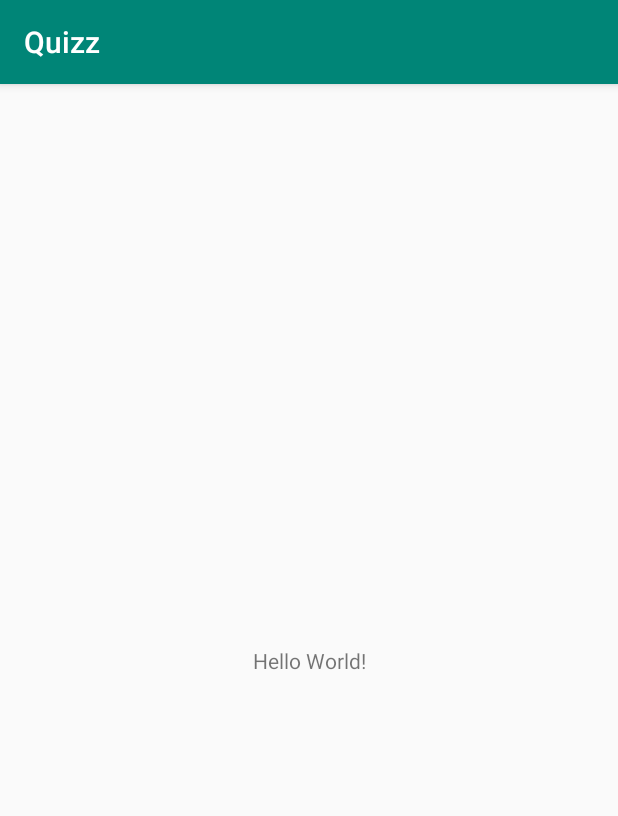
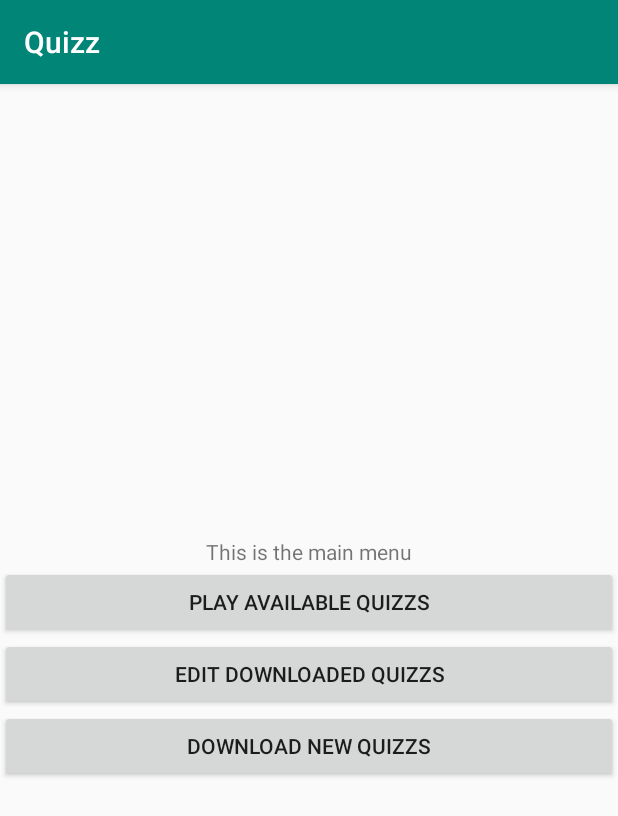
Before and after one commit to ElwinghL/SAMP_Project, an Android app: the screen it shows after launch (MainActivity before the commit, MainMenu after it), on a phone screen of 412 x 824 dp. Shown: the top 816 px of the screen. Run offline under Robolectric (Android 15) with nearby library versions, the phone set to English and light mode, and no system bars.

Commit message:
Dépot des fichiers de base

```diff
--- a/Quizz/app/build.gradle
+++ b/Quizz/app/build.gradle
@@ -8,7 +8,7 @@ android {
     compileSdkVersion 29
     buildToolsVersion "29.0.2"
     defaultConfig {
-        applicationId "fr.perso.iiens.net.quizz"
+        applicationId "fr.perso.iiens.net.quizzs"
         minSdkVersion 19
         targetSdkVersion 29
         versionCode 1
--- a/Quizz/app/src/main/AndroidManifest.xml
+++ b/Quizz/app/src/main/AndroidManifest.xml
@@ -2,6 +2,8 @@
 <manifest xmlns:android="http://schemas.android.com/apk/res/android"
     package="fr.perso.iiens.net.quizz">
 
+    <uses-permission android:name="android.permission.INTERNET" />
+    <uses-permission android:name="android.permission.ACCESS_NETWORK_STATE" />
     <application
         android:allowBackup="true"
         android:icon="@mipmap/ic_launcher"
@@ -9,7 +11,7 @@
         android:roundIcon="@mipmap/ic_launcher_round"
         android:supportsRtl="true"
         android:theme="@style/AppTheme">
-        <activity android:name=".MainActivity">
+        <activity android:name=".MainMenu">
             <intent-filter>
                 <action android:name="android.intent.action.MAIN" />
 
--- /dev/null
+++ b/Quizz/app/src/main/java/fr/perso/iiens/net/quizz/DownloadTask.kt
@@ -0,0 +1,103 @@
+package fr.perso.iiens.net.quizz
+
+import android.os.AsyncTask
+import android.util.Log
+import org.w3c.dom.Document
+import org.w3c.dom.Element
+import org.w3c.dom.Node
+import org.w3c.dom.NodeList
+import java.io.BufferedReader
+import java.io.InputStream
+import java.lang.Exception
+import java.net.HttpURLConnection
+import java.net.URL
+import javax.xml.parsers.DocumentBuilder
+import javax.xml.parsers.DocumentBuilderFactory
+
+class DownloadTask(var mainMenu: MainMenu) {
+    var downloadTaskBG = DownloadTaskBG()
+    var quizzs = ArrayList<Quizz>()
+
+    fun execute() {
+        downloadTaskBG.execute()
+    }
+
+    inner class DownloadTaskBG : AsyncTask<Void, Void, Quizzs>() {
+
+
+        fun getPage(addressURL: String) {
+            val bufferedReader: BufferedReader? = null
+            var urlConnection: HttpURLConnection? = null
+
+            try {
+                val url: URL = URL(addressURL)
+                urlConnection = url.openConnection() as HttpURLConnection
+                val responseCode: Int = urlConnection.responseCode
+
+                if (responseCode == HttpURLConnection.HTTP_OK) {
+                    val inputStream: InputStream = urlConnection.inputStream
+
+                    val dbf: DocumentBuilderFactory = DocumentBuilderFactory.newInstance()
+                    val db: DocumentBuilder = dbf.newDocumentBuilder()
+                    val doc: Document = db.parse(inputStream)
+
+                    doc.documentElement.normalize()
+
+                    val xmlQuizzs: Element = doc.getElementsByTagName("Quizzs").item(0) as Element
+                    val xmlQuizz = xmlQuizzs.getElementsByTagName("Quizz")
+
+                    for (iQuizz in 0..xmlQuizz.length) {
+                        val xmlQuizzElt = xmlQuizz.item(iQuizz) as Element
+                        val quizzName = xmlQuizzElt.getAttribute("type")
+                        val xmlQuestions = xmlQuizzElt.getElementsByTagName("Question")
+
+                        val questions = ArrayList<Question>()
+                        for (iQuestion in 0..xmlQuestions.length) {
+                            val xmlQuestionElt = xmlQuestions.item(iQuestion) as Element
+                            val question = xmlQuestionElt.firstChild.nodeValue
+                            val truth =
+                                (xmlQuestionElt.getElementsByTagName("Reponse").item(0) as Element).getAttribute(
+                                    "valeur"
+                                ).toInt()
+                            val xmlAnswerElt =
+                                xmlQuestionElt.getElementsByTagName("Propositions").item(0) as Element
+                            val answers = ArrayList<String>()
+
+                            val xmlAnswers = xmlAnswerElt.getElementsByTagName("Proposition")
+                            for (iAnswer in 0..xmlAnswers.length) {
+                                answers.add(xmlAnswers.item(iAnswer).firstChild.nodeValue)
+                            }
+                            val jQuest = Question(question, answers, truth)
+                            questions.add(jQuest)
+                        }
+                        val jQuizz = Quizz(quizzName, questions)
+                        quizzs.add(jQuizz)
+                    }
+                }
+
+            } catch (e: Exception) {
+                //e.printStackTrace()
+            } finally {
+                if (bufferedReader != null) {
+                    bufferedReader.close()
+                } else {
+                    // Nothing
+                }
+
+                urlConnection?.disconnect()
+            }
+            return
+        }
+
+        override fun doInBackground(vararg params: Void): Quizzs {
+            getPage("https://dept-info.univ-fcomte.fr/joomla/images/CR0700/Quizzs.xml")
+            Log.d("Test2",quizzs.size.toString())
+            return Quizzs(quizzs)
+        }
+
+        override fun onPostExecute(quizzs: Quizzs) {
+            Log.d("Test2",quizzs.getQuizzs.size.toString())
+            mainMenu.printQuizzs(quizzs)
+        }
+    }
+}
--- a/Quizz/app/src/main/java/fr/perso/iiens/net/quizz/MainActivity.kt
+++ /dev/null
@@ -1,12 +0,0 @@
-package fr.perso.iiens.net.quizz
-
-import androidx.appcompat.app.AppCompatActivity
-import android.os.Bundle
-
-class MainActivity : AppCompatActivity() {
-
-    override fun onCreate(savedInstanceState: Bundle?) {
-        super.onCreate(savedInstanceState)
-        setContentView(R.layout.activity_main)
-    }
-}
--- /dev/null
+++ b/Quizz/app/src/main/java/fr/perso/iiens/net/quizz/MainMenu.kt
@@ -0,0 +1,33 @@
+package fr.perso.iiens.net.quizz
+
+import androidx.appcompat.app.AppCompatActivity
+import android.os.Bundle
+import android.util.Log
+
+class MainMenu : AppCompatActivity() {
+
+    override fun onCreate(savedInstanceState: Bundle?) {
+        super.onCreate(savedInstanceState)
+        setContentView(R.layout.activity_main)
+
+        Log.d("TestInit","Init0")
+
+        DownloadTask(this).execute()
+
+
+    }
+
+    public fun printQuizzs(quizzs : Quizzs) {
+        Log.d("Test","Quizzs :")
+        for (quizz in quizzs.getQuizzs) {
+            Log.d("Test","Quizz : " + quizz.getName)
+            for (question in quizz.getQuestions) {
+                Log.d("Test","\tQuestion : " + question.getQuestion)
+                for (i in 0..question.getAnwers.size) {
+                    val bonus = if (i==question.getTruth)" correcte :" else ": "
+                    Log.d("Test","\t\t Réponse $bonus" + question.getAnwers[i])
+                }
+            }
+        }
+    }
+}
--- a/Quizz/app/src/main/res/layout/activity_main.xml
+++ b/Quizz/app/src/main/res/layout/activity_main.xml
@@ -1,18 +1,35 @@
 <?xml version="1.0" encoding="utf-8"?>
-<androidx.constraintlayout.widget.ConstraintLayout xmlns:android="http://schemas.android.com/apk/res/android"
+<LinearLayout xmlns:android="http://schemas.android.com/apk/res/android"
     xmlns:app="http://schemas.android.com/apk/res-auto"
     xmlns:tools="http://schemas.android.com/tools"
     android:layout_width="match_parent"
     android:layout_height="match_parent"
-    tools:context=".MainActivity">
+
+    android:gravity="center"
+    android:orientation="vertical"
+    tools:context=".MainMenu">
 
     <TextView
         android:layout_width="wrap_content"
         android:layout_height="wrap_content"
-        android:text="Hello World!"
-        app:layout_constraintBottom_toBottomOf="parent"
-        app:layout_constraintLeft_toLeftOf="parent"
-        app:layout_constraintRight_toRightOf="parent"
-        app:layout_constraintTop_toTopOf="parent" />
+        android:text="@string/testStrMenu" />
 
-</androidx.constraintlayout.widget.ConstraintLayout>
+    <Button
+        android:id="@+id/btn_Play"
+        android:layout_width="match_parent"
+        android:layout_height="wrap_content"
+        android:text="@string/str_btn_play" />
+
+    <Button
+        android:id="@+id/btn_Edit"
+        android:layout_width="match_parent"
+        android:layout_height="wrap_content"
+        android:text="@string/str_btn_edit" />
+
+    <Button
+        android:id="@+id/btn_Download"
+        android:layout_width="match_parent"
+        android:layout_height="wrap_content"
+        android:text="@string/str_button_download" />
+
+</LinearLayout>
--- a/Quizz/app/src/main/res/values/strings.xml
+++ b/Quizz/app/src/main/res/values/strings.xml
@@ -1,3 +1,7 @@
 <resources>
     <string name="app_name">Quizz</string>
+    <string name="testStrMenu">This is the main menu</string>
+    <string name="str_btn_play">Play available Quizzs</string>
+    <string name="str_btn_edit">Edit downloaded Quizzs</string>
+    <string name="str_button_download">Download new Quizzs</string>
 </resources>
```
Also changed, not shown: Quizz/app/src/main/java/fr/perso/iiens/net/quizz/Quizzs.kt (added, +25 -0 lines), 2 other files.
